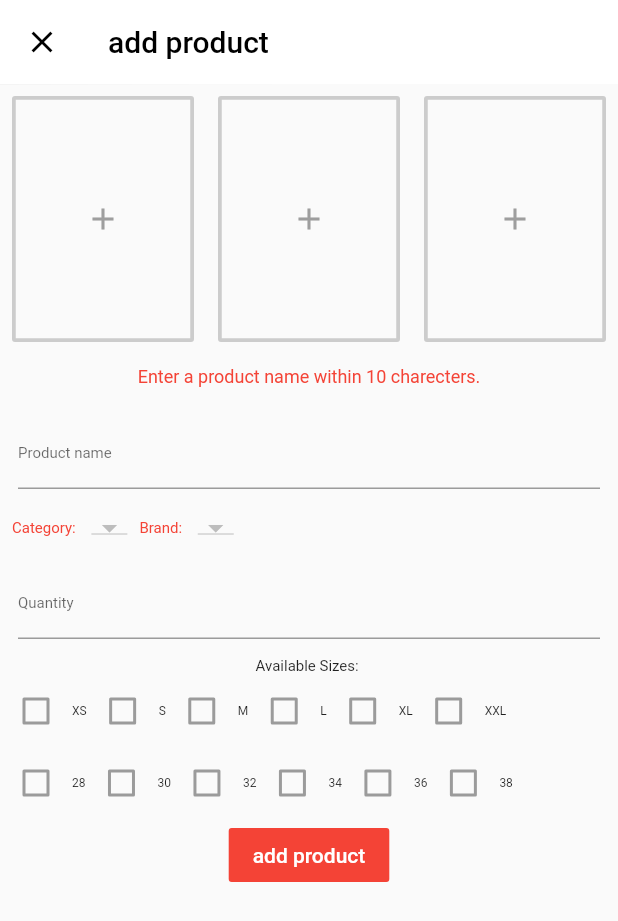
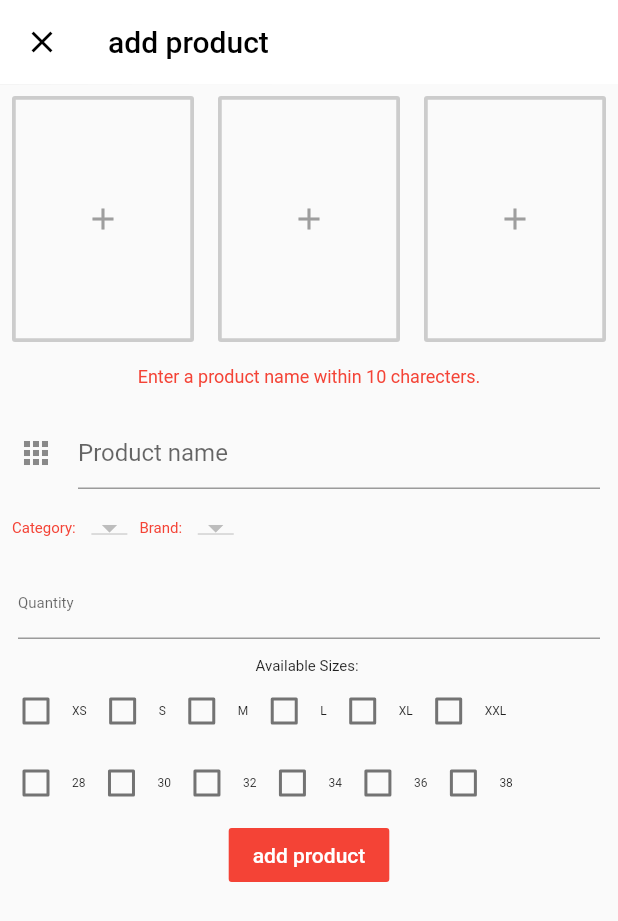
Before and after one commit to developer-kuntal/shoppin-admin, a Flutter app: the AddProduct screen opened directly, on a phone screen of 412 x 824 dp. Shown: the top 921 px of the screen. Run offline on Flutter 3.47's test engine with Material 2 defaults, Android fonts, the phone set to English and light mode, and no system bars; our stand-ins replace cloud_firestore, flutter_typeahead, fluttertoast; accounts and stored records are empty.

Commit message:
Flutter shopping admin app updated at 1.11 AM 4/19/2019

```diff
--- a/lib/screens/add_product.dart
+++ b/lib/screens/add_product.dart
@@ -70,10 +70,12 @@ class _AddProductState extends State<AddProduct> {
       appBar: new AppBar(
         elevation: 0.1,
         backgroundColor: white,
-        leading: Icon(Icons.close, color: black,),
+        leading: Icon(Icons.close, color: black, ),
         title: Text("add product", style: TextStyle(color: black),),
+
       ),
-      body: Form(
+      body: new Container(
+          child: Form(
             key: _formKey,
             child: Column(
             children: <Widget>[
@@ -136,12 +138,18 @@ class _AddProductState extends State<AddProduct> {
 
               Padding(
                 padding: const EdgeInsets.all(12.0),
+                child: SingleChildScrollView(
+                    scrollDirection: Axis.vertical,
+                    child: Column(
+                      mainAxisAlignment: MainAxisAlignment.spaceAround,
+                      mainAxisSize: MainAxisSize.min,
+                      children: <Widget>[
+                          Flexible(
                             child: TextFormField(
-                controller: productNameController,
-                decoration: InputDecoration(
-                  hintText: "Product name"
+                              decoration: const InputDecoration(
+                                icon: Icon(Icons.apps),
+                                hintText: 'Product name',
                               ),
-                style: TextStyle(fontSize: 10.0),
                               validator: (value) {
                                 if(value.isEmpty) {
                                   return "You must enter the product name";
@@ -149,6 +157,15 @@ class _AddProductState extends State<AddProduct> {
                                   return "Product name can't have more than 10 letters";
                                 }
                               },
+                              onSaved: (String value) {
+                                // This optional block of code can be used to run
+                                // code when the user saves the form.
+                              },
+                            ),
+                          )
+
+                      ],
+                    ),
                   ),
               ),
 
@@ -201,45 +218,56 @@ class _AddProductState extends State<AddProduct> {
 
               Row(
                 children: <Widget>[
-                // Checkbox(value: selectedSizes.contains('XS'), onChanged: changeSelectedSize,),
-                Checkbox(value: false, onChanged: null,),
+                  Checkbox(value: selectedSizes.contains('XS'),
+                            onChanged: (value) => changeSelectedSize('XS'),),
                   Text('XS', style: TextStyle(fontSize: 8.0),),
 
-                Checkbox(value: false, onChanged: null,),
+                  Checkbox(value: selectedSizes.contains('S'),
+                            onChanged: (value) => changeSelectedSize('S'),),
                   Text('S', style: TextStyle(fontSize: 8.0),),
 
-                Checkbox(value: false, onChanged: null,),
+                  Checkbox(value: selectedSizes.contains('M'),
+                            onChanged: (value) => changeSelectedSize('M'),),
                   Text('M', style: TextStyle(fontSize: 8.0),),
 
-                Checkbox(value: false, onChanged: null,),
+                  Checkbox(value: selectedSizes.contains('L'),
+                            onChanged: (value) => changeSelectedSize('L'),),
                   Text('L', style: TextStyle(fontSize: 8.0),),
 
-                Checkbox(value: false, onChanged: null,),
+                  Checkbox(value: selectedSizes.contains('XL'),
+                            onChanged: (value) => changeSelectedSize('XL'),),
                   Text('XL', style: TextStyle(fontSize: 8.0),),
 
-                Checkbox(value: false, onChanged: null,),
+                  Checkbox(value: selectedSizes.contains('XXL'),
+                            onChanged: (value) => changeSelectedSize('XXL'),),
                   Text('XXL', style: TextStyle(fontSize: 8.0),),
                 ],
               ),
 
               Row(
                 children: <Widget>[
-                Checkbox(value: false, onChanged: null,),
+                  Checkbox(value: selectedSizes.contains('28'),
+                            onChanged: (value) => changeSelectedSize('28'),),
                   Text('28', style: TextStyle(fontSize: 8.0),),
 
-                Checkbox(value: false, onChanged: null,),
+                  Checkbox(value: selectedSizes.contains('30'),
+                            onChanged: (value) => changeSelectedSize('30'),),
                   Text('30', style: TextStyle(fontSize: 8.0),),
 
-                Checkbox(value: false, onChanged: null,),
+                  Checkbox(value: selectedSizes.contains('32'),
+                            onChanged: (value) => changeSelectedSize('32'),),
                   Text('32', style: TextStyle(fontSize: 8.0),),
 
-                Checkbox(value: false, onChanged: null,),
+                  Checkbox(value: selectedSizes.contains('34'),
+                            onChanged: (value) => changeSelectedSize('34'),),
                   Text('34', style: TextStyle(fontSize: 8.0),),
 
-                Checkbox(value: false, onChanged: null,),
+                  Checkbox(value: selectedSizes.contains('36'),
+                            onChanged: (value) => changeSelectedSize('36'),),
                   Text('36', style: TextStyle(fontSize: 8.0),),
 
-                Checkbox(value: false, onChanged: null,),
+                  Checkbox(value: selectedSizes.contains('38'),
+                            onChanged: (value) => changeSelectedSize('38'),),
                   Text('38', style: TextStyle(fontSize: 8.0),),
 
                 ],
@@ -276,69 +304,8 @@ class _AddProductState extends State<AddProduct> {
                 },
               ),
 
-
-            // Padding(
-            //   padding: const EdgeInsets.all(8.0),
-            //   child: TypeAheadField(
-            //     textFieldConfiguration: TextFieldConfiguration(
-            //       autofocus: false,
-            //       decoration: InputDecoration(
-            //         hintText: 'add category',
-            //       )
-            //     ),
-
-            //     suggestionsCallback: (pattern) async {
-            //       return await _categoryService.getSuggestions(pattern);
-            //     },
-
-            //     itemBuilder: (context, suggestion) {
-            //       return ListTile(
-            //         leading: Icon(Icons.category),
-            //         title: Text(suggestion['category']),
-            //       );
-            //     },
-
-            //     onSuggestionSelected: (suggestion) {
-            //       setState(() {
-            //         _currentCategory = suggestion['category'];
-            //       });
-            //     }
-
-            //   ),
-            // ),
-
-            // Padding(
-            //   padding: const EdgeInsets.all(8.0),
-            //   child: TypeAheadField(
-            //     textFieldConfiguration: TextFieldConfiguration(
-            //       autofocus: false,
-            //       decoration: InputDecoration(
-            //         hintText: 'add brand',
-            //         // border: OutlineInputBorder()
-            //       )
-            //     ),
-
-            //     suggestionsCallback: (pattern) async {
-            //       return await _brandService.getSuggestions(pattern);
-            //     },
-
-            //     itemBuilder: (context, suggestion) {
-            //       return ListTile(
-            //         leading: Icon(Icons.category),
-            //         title: Text(suggestion['brand']),
-            //       );
-            //     },
-
-            //     onSuggestionSelected: (suggestion) {
-            //       setState(() {
-            //         _currentBrand = suggestion['brands'];
-            //       });
-            //     }
-
-            //   ),
-            // ),
-
             ],
+          ),
         ),
       ),
     );
@@ -372,11 +339,15 @@ class _AddProductState extends State<AddProduct> {
     setState(() => _currentBrand = selectedBrand);
   }
 
-  // void changeSelectedSize(bool size) {
-  //   if(selectedSizes.contains(size)) {
-  //     selectedSizes.remove(size);
-  //   } else {
-  //     selectedSizes.add(size);
-  //   }
-  // }
+  void changeSelectedSize(String size) {
+    if(selectedSizes.contains(size)) {
+      setState(() {
+        selectedSizes.remove(size);
+      });
+    } else {
+      setState(() {
+        selectedSizes.add(size);
+      });
     }
+  }
+}
```
Lines whose indentation alone changed are shown as unchanged.
